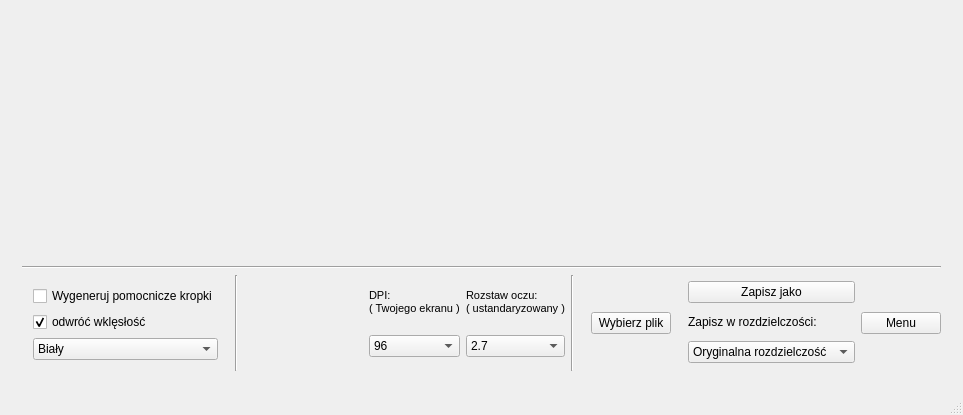
KevinSupertramp/stereogramiksy, file projekt/src/mainwindow.ui: the form before one commit.
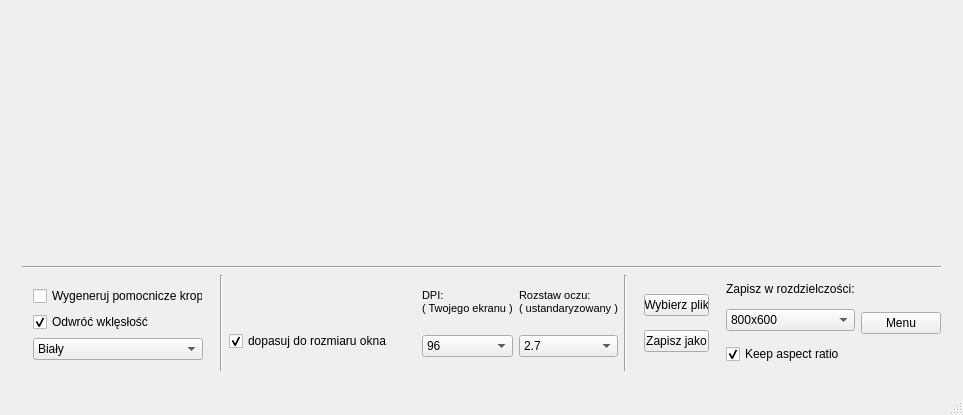
The form after the commit.

Commit message: dużo zmian: + naprawiono wszystki checkboxy( jeśli nie działały ) + dodano zapisywanie pliku w wybranych formatach + dodano zapisywanie pliku w wybranych rozdzielczościach + dodano checkbox - dopasowanie do okna

The edit to the form file:
```diff
--- a/projekt/src/mainwindow.ui
+++ b/projekt/src/mainwindow.ui
@@ -153,7 +153,7 @@
                  <item>
                   <widget class="QCheckBox" name="checkBox_wkleslosc">
                    <property name="text">
-                    <string>odwróć wklęsłość</string>
+                    <string>Odwróć wklęsłość</string>
                    </property>
                    <property name="checked">
                     <bool>true</bool>
@@ -265,6 +265,8 @@
                </widget>
               </item>
               <item>
+               <layout class="QVBoxLayout" name="verticalLayout_166">
+                <item>
                <widget class="QLabel" name="label_info">
                 <property name="sizePolicy">
                  <sizepolicy hsizetype="Expanding" vsizetype="Fixed">
@@ -278,6 +280,18 @@
                </widget>
               </item>
               <item>
+                 <widget class="QCheckBox" name="checkBox_dopasujDoOkna">
+                  <property name="text">
+                   <string>dopasuj do rozmiaru okna</string>
+                  </property>
+                  <property name="checked">
+                   <bool>true</bool>
+                  </property>
+                 </widget>
+                </item>
+               </layout>
+              </item>
+              <item>
                <spacer name="horizontalSpacer">
                 <property name="orientation">
                  <enum>Qt::Horizontal</enum>
@@ -414,11 +428,6 @@
                    </property>
                   </widget>
                  </item>
-                </layout>
-               </widget>
-              </item>
-              <item>
-               <layout class="QVBoxLayout" name="verticalLayout_13">
                 <item>
                  <widget class="QPushButton" name="pushButton_Save">
                   <property name="text">
@@ -426,6 +435,11 @@
                   </property>
                  </widget>
                 </item>
+                </layout>
+               </widget>
+              </item>
+              <item>
+               <layout class="QVBoxLayout" name="verticalLayout_13">
                 <item>
                  <widget class="QLabel" name="label_rozdzielczosc">
                   <property name="sizePolicy">
@@ -442,7 +456,7 @@
                 <item>
                  <widget class="QComboBox" name="comboBox_rozdzielczosc">
                   <property name="currentIndex">
-                   <number>4</number>
+                   <number>0</number>
                   </property>
                   <item>
                    <property name="text">
@@ -464,11 +478,16 @@
                     <string>1920 × 1080</string>
                    </property>
                   </item>
+                 </widget>
+                </item>
                   <item>
+                 <widget class="QCheckBox" name="checkBox_keepAspectRatio">
                    <property name="text">
-                    <string>Oryginalna rozdzielczość</string>
-                   </property>
-                  </item>
+                   <string>Keep aspect ratio</string>
+                  </property>
+                  <property name="checked">
+                   <bool>true</bool>
+                  </property>
                  </widget>
                 </item>
                </layout>
```
Lines whose indentation alone changed are shown as unchanged. The commit also changes 4 other files.
